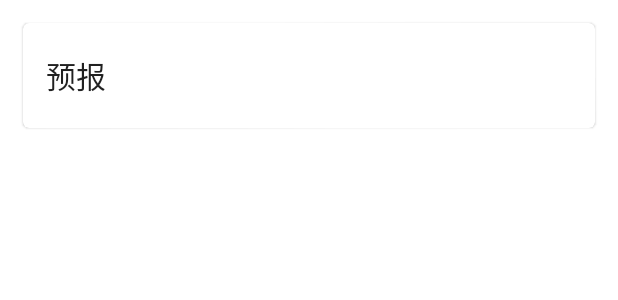
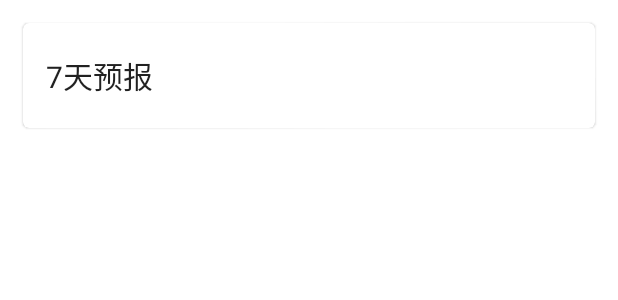
Before and after one commit to linhao1998/Weather, an Android app: the layout forecast.xml on its own in the app's theme, with its tools: preview values and no code run, on a phone screen of 412 x 824 dp. Shown: the top 300 px of the screen. Run offline under Robolectric (Android 15) with nearby library versions, the phone set to English and light mode, and no system bars.

Commit message:
增加7天预报。

```diff
--- a/app/src/main/java/com/example/weather/logic/network/WeatherService.kt
+++ b/app/src/main/java/com/example/weather/logic/network/WeatherService.kt
@@ -9,9 +9,9 @@ import retrofit2.http.Path
 
 interface WeatherService {
 
-    @GET("v2.5/${WeatherApplication.TOKEN}/{lng},{lat}/realtime.json")
+    @GET("v2.6/${WeatherApplication.TOKEN}/{lng},{lat}/realtime")
     fun getRealtimeWeather(@Path("lng") lng: String, @Path("lat") lat: String): Call<RealtimeResponse>
 
-    @GET("v2.5/${WeatherApplication.TOKEN}/{lng},{lat}/daily.json")
+    @GET("v2.6/${WeatherApplication.TOKEN}/{lng},{lat}/daily?dailysteps=7")
     fun getDailyWeather(@Path("lng") lng: String, @Path("lat") lat: String): Call<DailyResponse>
 }
--- a/app/src/main/res/layout/forecast.xml
+++ b/app/src/main/res/layout/forecast.xml
@@ -19,7 +19,7 @@
             android:layout_marginStart="15dp"
             android:layout_marginTop="20dp"
             android:layout_marginBottom="20dp"
-            android:text="预报"
+            android:text="7天预报"
             android:textColor="?android:attr/textColorPrimary"
             android:textSize="20sp"/>
 
```
Also changed, not shown: 1 other file.
